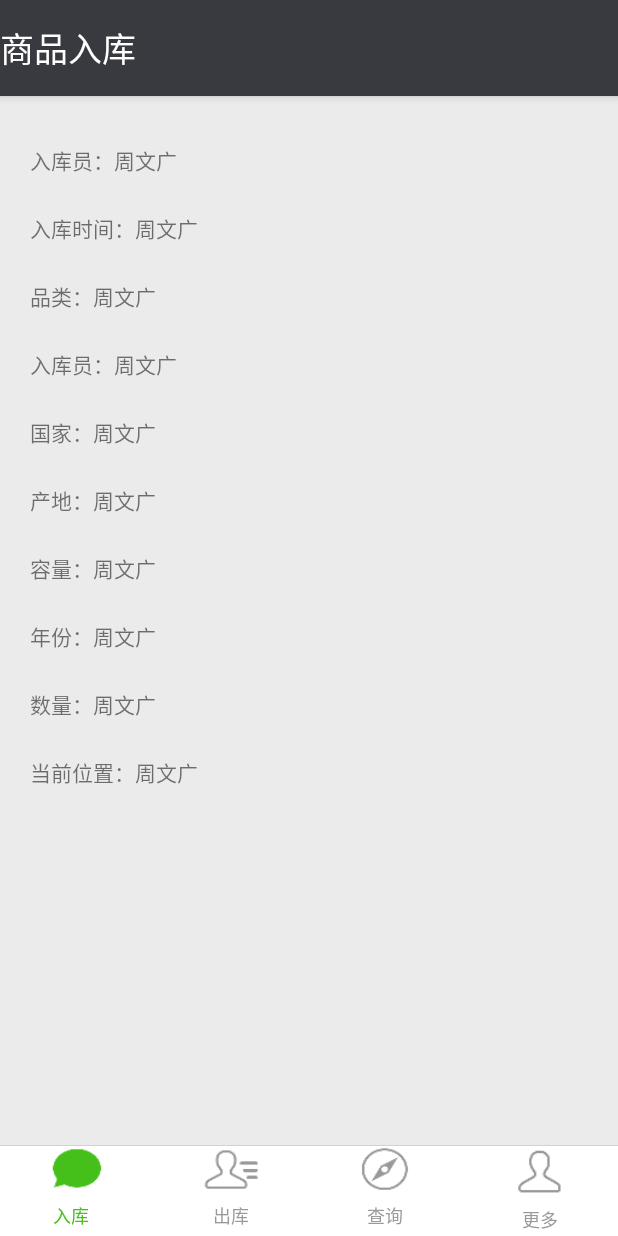
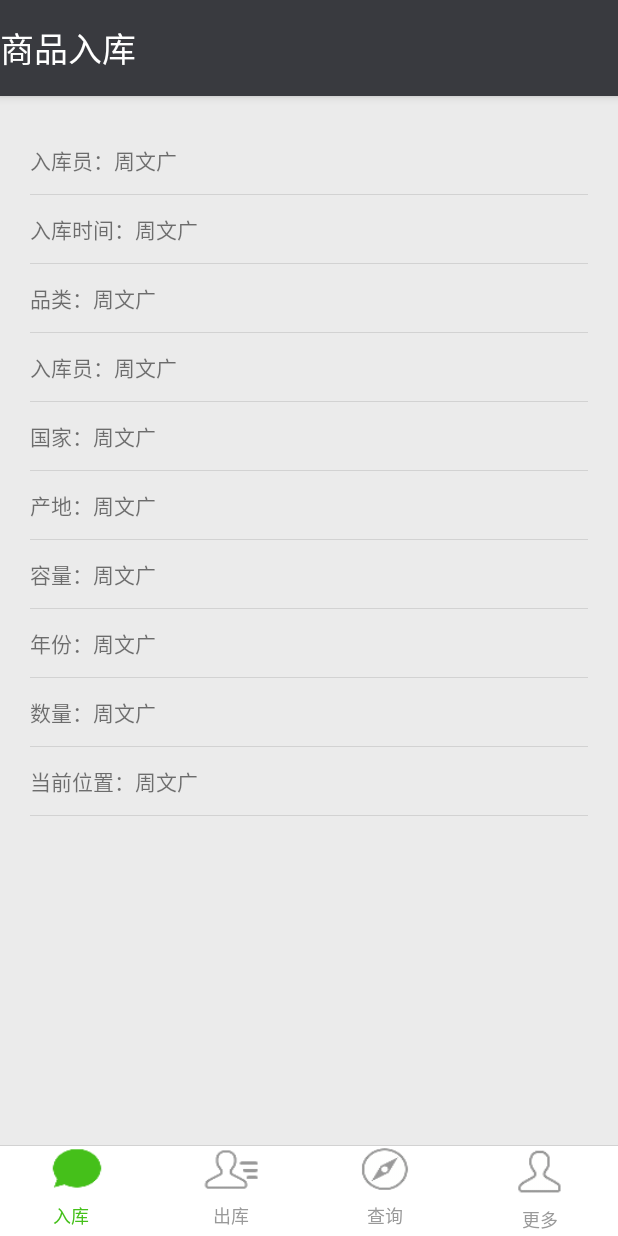
Before and after one commit to 1960176680/LiquorAndroidProject, an Android app: the MainActivity screen opened directly, with no data from a screen before it, on a phone screen of 412 x 824 dp. Run offline under Robolectric (Android 15) with nearby library versions, the phone set to English and light mode, and no system bars; our stand-ins replace ButterKnife; libraries missing offline, so code that uses them is left out: com.jaeger.library, com.lqr.adapter, com.zhy.autolayout, me.drakeet.materialdialog; plain views replace AutoFrameLayout, AutoLinearLayout, AutoRelativeLayout; pictures from the network do not load; 2 statements that could not run were skipped.

Commit message:
2018-2-7
首页

```diff
--- a/app/src/main/res/layout/fragment_recent_message.xml
+++ b/app/src/main/res/layout/fragment_recent_message.xml
@@ -1,220 +1,220 @@
 <?xml version="1.0" encoding="utf-8"?>
-<LinearLayout
-    xmlns:android="http://schemas.android.com/apk/res/android"
+<ScrollView xmlns:android="http://schemas.android.com/apk/res/android"
     xmlns:app="http://schemas.android.com/apk/res-auto"
     android:layout_width="match_parent"
     android:layout_height="match_parent"
-    android:orientation="vertical"
     android:padding="20dp">
 
     <LinearLayout
         android:layout_width="match_parent"
-        android:layout_height="45dp"
-        android:gravity="center_vertical"
-        >
-
-        <TextView
-            android:text="入库员："
-            android:layout_width="wrap_content"
-            android:layout_height="wrap_content"
-            android:id="@+id/textView2"
-            />
-
-        <TextView
-            android:text="周文广"
-            android:layout_width="match_parent"
-            android:layout_height="wrap_content"
-            android:id="@+id/textView3"
-            />
-
-    </LinearLayout>
+        android:layout_height="match_parent"
+        android:orientation="vertical">
         <LinearLayout
             android:layout_width="match_parent"
             android:layout_height="45dp"
-        android:gravity="center_vertical"
-        >
+            android:gravity="center_vertical">
 
             <TextView
-            android:text="入库时间："
+                android:id="@+id/textView2"
                 android:layout_width="wrap_content"
                 android:layout_height="wrap_content"
+                android:text="入库员：" />
+
+            <TextView
+                android:id="@+id/textView3"
+                android:layout_width="match_parent"
+                android:layout_height="wrap_content"
+                android:text="周文广" />
+
+        </LinearLayout>
+        <View
+            android:id="@+id/vLinePhone"
+            style="@style/Line"
+            />
+        <LinearLayout
+            android:layout_width="match_parent"
+            android:layout_height="45dp"
+            android:gravity="center_vertical">
+
+            <TextView
+                android:layout_width="wrap_content"
+                android:layout_height="wrap_content"
+                android:text="入库时间："
 
                 />
 
             <TextView
-            android:text="周文广"
                 android:layout_width="match_parent"
                 android:layout_height="wrap_content"
-            android:id="@+id/textView3"
+                android:text="周文广"
+
                 />
 
         </LinearLayout>
+        <View
+            style="@style/Line"
+            />
         <LinearLayout
             android:layout_width="match_parent"
             android:layout_height="45dp"
-        android:gravity="center_vertical"
-        >
+            android:gravity="center_vertical">
+            <TextView
+                android:layout_width="wrap_content"
+                android:layout_height="wrap_content"
+                android:text="品类："
+                />
+            <TextView
+                android:layout_width="match_parent"
+                android:layout_height="wrap_content"
+                android:text="周文广" />
+        </LinearLayout>
+        <View
+            style="@style/Line"
+            />
+        <LinearLayout
+            android:layout_width="match_parent"
+            android:layout_height="45dp"
+            android:gravity="center_vertical">
 
             <TextView
-            android:text="品类："
                 android:layout_width="wrap_content"
                 android:layout_height="wrap_content"
+                android:text="入库员："
 
                 />
 
             <TextView
-            android:text="周文广"
                 android:layout_width="match_parent"
                 android:layout_height="wrap_content"
-            android:id="@+id/textView3"
+                android:text="周文广"
+
                 />
 
         </LinearLayout>
+        <View
+            style="@style/Line"
+            />
         <LinearLayout
             android:layout_width="match_parent"
             android:layout_height="45dp"
-        android:gravity="center_vertical"
-        >
+            android:gravity="center_vertical">
 
             <TextView
-            android:text="入库员："
                 android:layout_width="wrap_content"
                 android:layout_height="wrap_content"
-            android:id="@+id/textView2"
-            />
-
-        <TextView
-            android:text="周文广"
-            android:layout_width="match_parent"
-            android:layout_height="wrap_content"
-            android:id="@+id/textView3"
-            />
-
-    </LinearLayout>
-    <LinearLayout
-        android:layout_width="match_parent"
-        android:layout_height="45dp"
-        android:gravity="center_vertical"
-        >
-
-        <TextView
                 android:text="国家："
-            android:layout_width="wrap_content"
-            android:layout_height="wrap_content"
 
                 />
 
             <TextView
-            android:text="周文广"
                 android:layout_width="match_parent"
                 android:layout_height="wrap_content"
+                android:text="周文广"
 
                 />
 
         </LinearLayout>
+        <View
+            style="@style/Line"
+            />
         <LinearLayout
             android:layout_width="match_parent"
             android:layout_height="45dp"
-        android:gravity="center_vertical"
-        >
+            android:gravity="center_vertical">
 
             <TextView
-            android:text="产地："
                 android:layout_width="wrap_content"
                 android:layout_height="wrap_content"
+                android:text="产地："
 
                 />
 
             <TextView
-            android:text="周文广"
                 android:layout_width="match_parent"
                 android:layout_height="wrap_content"
+                android:text="周文广"
 
                 />
 
         </LinearLayout>
+        <View
+            style="@style/Line"
+            />
         <LinearLayout
             android:layout_width="match_parent"
             android:layout_height="45dp"
-        android:gravity="center_vertical"
-        >
+            android:gravity="center_vertical">
+            <TextView
+                android:layout_width="wrap_content"
+                android:layout_height="wrap_content"
+                android:text="容量："
+                />
+            <TextView
+                android:layout_width="match_parent"
+                android:layout_height="wrap_content"
+                android:text="周文广"
+                />
+        </LinearLayout>
+        <View
+            style="@style/Line"
+            />
+        <LinearLayout
+            android:layout_width="match_parent"
+            android:layout_height="45dp"
+            android:gravity="center_vertical">
+            <TextView
+                android:layout_width="wrap_content"
+                android:layout_height="wrap_content"
+                android:text="年份："
+                />
+            <TextView
+                android:layout_width="match_parent"
+                android:layout_height="wrap_content"
+                android:text="周文广"
+                />
+        </LinearLayout>
+        <View
+            style="@style/Line"
+            />
+        <LinearLayout
+            android:layout_width="match_parent"
+            android:layout_height="45dp"
+            android:gravity="center_vertical">
+            <TextView
+                android:layout_width="wrap_content"
+                android:layout_height="wrap_content"
+                android:text="数量："
+
+                />
+            <TextView
+                android:layout_width="match_parent"
+                android:layout_height="wrap_content"
+                android:text="周文广"
+
+                />
+        </LinearLayout>
+        <View
+            style="@style/Line"
+            />
+        <LinearLayout
+            android:layout_width="match_parent"
+            android:layout_height="45dp"
+            android:gravity="center_vertical">
 
             <TextView
-            android:text="容量："
                 android:layout_width="wrap_content"
                 android:layout_height="wrap_content"
-
-            />
+                android:text="当前位置：" />
 
             <TextView
-            android:text="周文广"
                 android:layout_width="match_parent"
                 android:layout_height="wrap_content"
+                android:text="周文广"
 
                 />
 
         </LinearLayout>
-    <LinearLayout
-        android:layout_width="match_parent"
-        android:layout_height="45dp"
-        android:gravity="center_vertical"
-        >
-
-        <TextView
-            android:text="年份："
-            android:layout_width="wrap_content"
-            android:layout_height="wrap_content"
-
+        <View style="@style/Line"
             />
-
-        <TextView
-            android:text="周文广"
-            android:layout_width="match_parent"
-            android:layout_height="wrap_content"
-
-            />
-
     </LinearLayout>
-    <LinearLayout
-        android:layout_width="match_parent"
-        android:layout_height="45dp"
-        android:gravity="center_vertical"
-        >
-
-        <TextView
-            android:text="数量："
-            android:layout_width="wrap_content"
-            android:layout_height="wrap_content"
-
-            />
-
-        <TextView
-            android:text="周文广"
-            android:layout_width="match_parent"
-            android:layout_height="wrap_content"
-
-            />
-
-    </LinearLayout>
-
-    <LinearLayout
-        android:layout_width="match_parent"
-        android:layout_height="45dp"
-        android:gravity="center_vertical"
-        >
-
-        <TextView
-            android:text="当前位置："
-            android:layout_width="wrap_content"
-            android:layout_height="wrap_content"
-            />
-
-        <TextView
-            android:text="周文广"
-            android:layout_width="match_parent"
-            android:layout_height="wrap_content"
-
-            />
-
-    </LinearLayout>
-</LinearLayout>
+</ScrollView>
```
Lines whose indentation alone changed are shown as unchanged.
